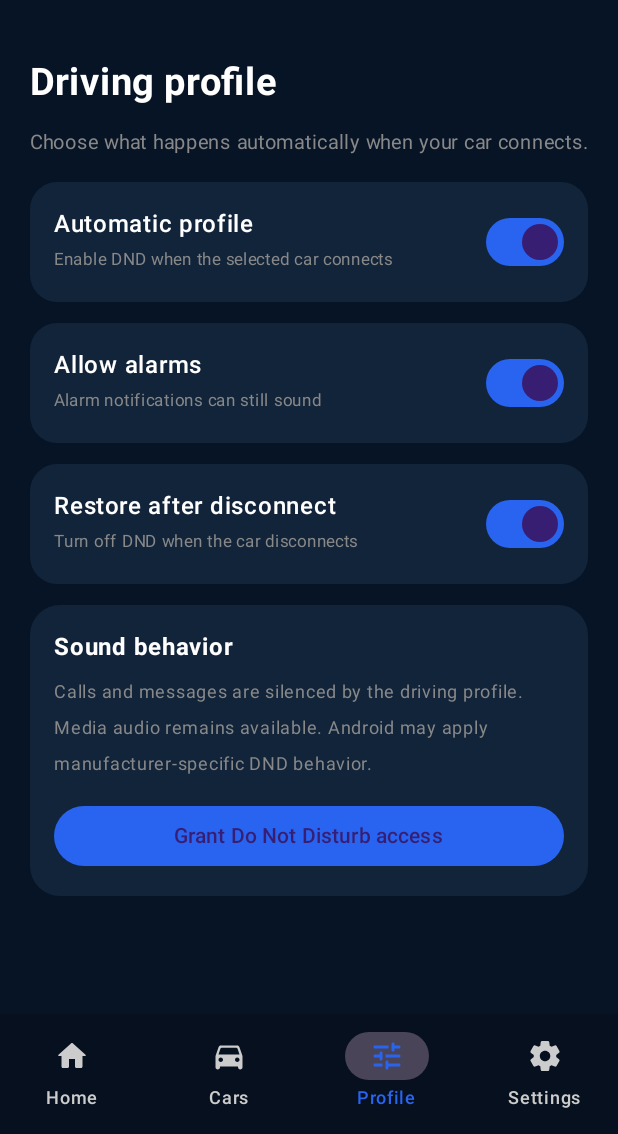
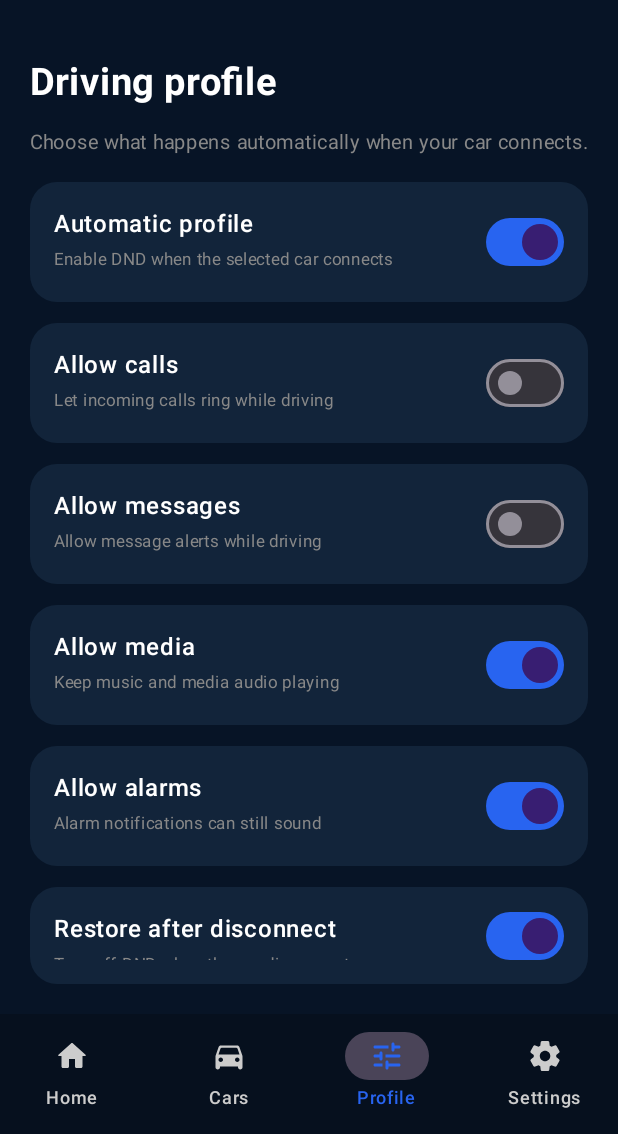
Before and after one commit to YmaPhone/CarNoiseAI, an Android app built with Jetpack Compose: the screen it shows after launch (MainActivity), item 3 of the bottom bar chosen, on a phone screen of 412 x 824 dp, the part 102-1236 px from its top. Run offline under Robolectric (Android 15) with nearby library versions, the phone set to English and light mode, and no system bars.

Commit message:
Add editable driving profile controls

```diff
--- a/app/src/main/java/com/ymaphone/carnnoiseai/MainActivity.kt
+++ b/app/src/main/java/com/ymaphone/carnnoiseai/MainActivity.kt
@@ -59,6 +59,9 @@ fun CarNoiseApp() {
     var vehicleName by remember { mutableStateOf(prefs.getString("vehicle_name", "My Car") ?: "My Car") }
     var address by remember { mutableStateOf(prefs.getString("vehicle_address", null)) }
     var allowAlarms by remember { mutableStateOf(prefs.getBoolean("allow_alarms", true)) }
+    var allowCalls by remember { mutableStateOf(prefs.getBoolean("allow_calls", false)) }
+    var allowMessages by remember { mutableStateOf(prefs.getBoolean("allow_messages", false)) }
+    var allowMedia by remember { mutableStateOf(prefs.getBoolean("allow_media", true)) }
     var restore by remember { mutableStateOf(prefs.getBoolean("restore_dnd", true)) }
     var dark by remember { mutableStateOf(prefs.getBoolean("dark_theme", true)) }
     var showCars by remember { mutableStateOf(false) }
@@ -88,8 +91,11 @@ fun CarNoiseApp() {
                         connected=false
                         page=0
                     })
-                    2 -> ProfileScreen(fg, card, profile, allowAlarms, restore,
+                    2 -> ProfileScreen(fg, card, profile, allowCalls, allowMessages, allowMedia, allowAlarms, restore,
                         onProfile={profile=it;prefs.edit().putBoolean("profile_enabled",it).apply()},
+                        onCalls={allowCalls=it;prefs.edit().putBoolean("allow_calls",it).apply()},
+                        onMessages={allowMessages=it;prefs.edit().putBoolean("allow_messages",it).apply()},
+                        onMedia={allowMedia=it;prefs.edit().putBoolean("allow_media",it).apply()},
                         onAlarms={allowAlarms=it;prefs.edit().putBoolean("allow_alarms",it).apply()},
                         onRestore={restore=it;prefs.edit().putBoolean("restore_dnd",it).apply()},
                         onPermission={context.startActivity(Intent(Settings.ACTION_NOTIFICATION_POLICY_ACCESS_SETTINGS))})
@@ -208,18 +214,21 @@ private fun CarsScreen(fg:Color, card:Color, name:String, address:String?, onCho
 }
 
 @Composable
-private fun ProfileScreen(fg:Color,card:Color,enabled:Boolean,alarms:Boolean,restore:Boolean,onProfile:(Boolean)->Unit,onAlarms:(Boolean)->Unit,onRestore:(Boolean)->Unit,onPermission:()->Unit) {
+private fun ProfileScreen(fg:Color,card:Color,enabled:Boolean,calls:Boolean,messages:Boolean,media:Boolean,alarms:Boolean,restore:Boolean,onProfile:(Boolean)->Unit,onCalls:(Boolean)->Unit,onMessages:(Boolean)->Unit,onMedia:(Boolean)->Unit,onAlarms:(Boolean)->Unit,onRestore:(Boolean)->Unit,onPermission:()->Unit) {
     Column(Modifier.fillMaxSize().padding(20.dp),verticalArrangement=Arrangement.spacedBy(14.dp)) {
         Text("Driving profile",color=fg,fontSize=25.sp,fontWeight=FontWeight.Bold)
         Text("Choose what happens automatically when your car connects.",color=Color.Gray,fontSize=13.sp)
         SettingRow("Automatic profile","Enable DND when the selected car connects",enabled,onProfile,fg,card)
+        SettingRow("Allow calls","Let incoming calls ring while driving",calls,onCalls,fg,card)
+        SettingRow("Allow messages","Allow message alerts while driving",messages,onMessages,fg,card)
+        SettingRow("Allow media","Keep music and media audio playing",media,onMedia,fg,card)
         SettingRow("Allow alarms","Alarm notifications can still sound",alarms,onAlarms,fg,card)
         SettingRow("Restore after disconnect","Turn off DND when the car disconnects",restore,onRestore,fg,card)
         Surface(color=card,shape=RoundedCornerShape(20.dp)) {
             Column(Modifier.padding(16.dp)) {
                 Text("Sound behavior",color=fg,fontWeight=FontWeight.Bold)
                 Spacer(Modifier.height(6.dp))
-                Text("Calls and messages are silenced by the driving profile. Media audio remains available. Android may apply manufacturer-specific DND behavior.",color=Color.Gray,fontSize=12.sp)
+                Text("Default setup: calls and messages are silenced, while music and media audio remain available. Change each rule above. Android and the phone manufacturer may apply additional DND behavior.",color=Color.Gray,fontSize=12.sp)
                 Spacer(Modifier.height(12.dp))
                 Button(onClick=onPermission,modifier=Modifier.fillMaxWidth()) { Text("Grant Do Not Disturb access") }
             }
```
